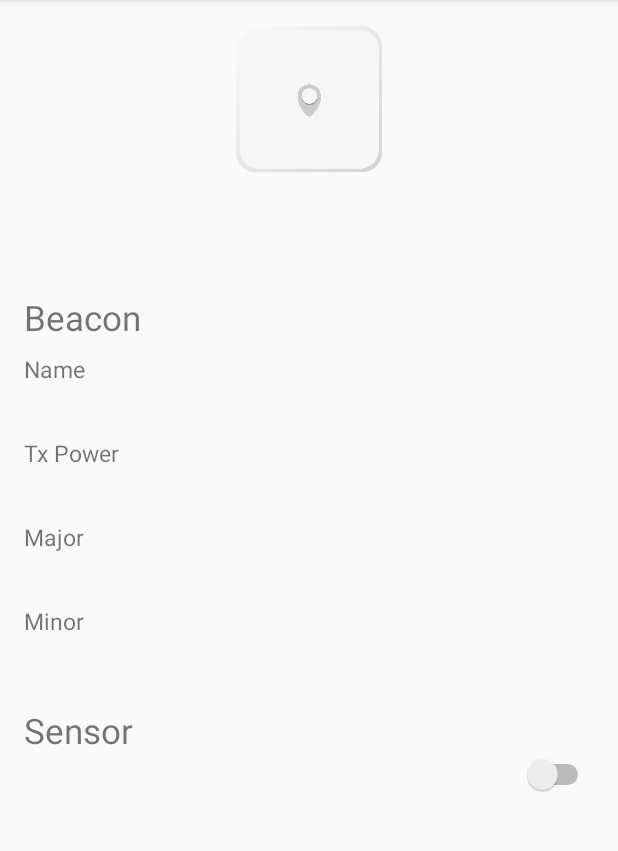
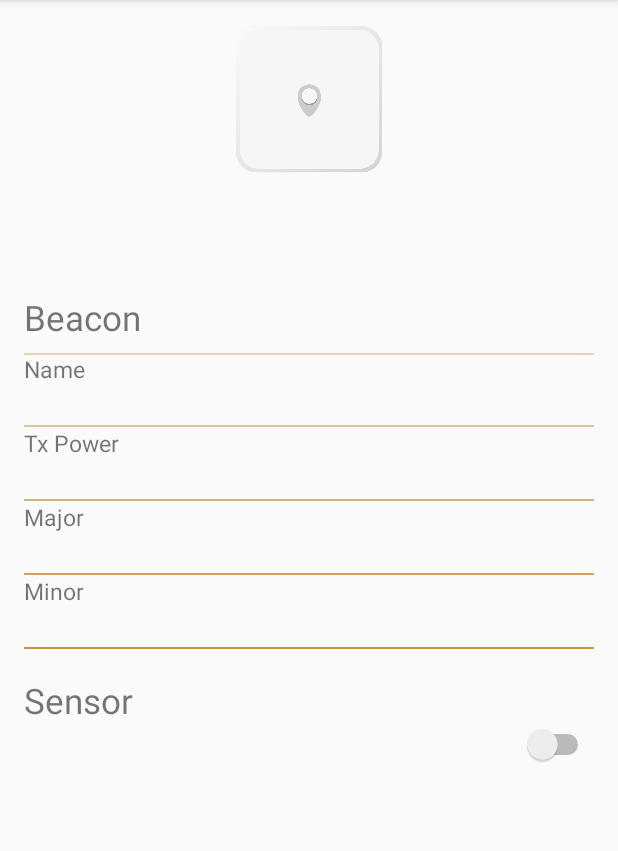
Before and after one commit to seongjo03/nemus-hi-intern, an Android app: the BeaconController screen opened directly, with no data from a screen before it, on a phone screen of 412 x 824 dp, the part 84-935 px from its top. Run offline under Robolectric (Android 15) with nearby library versions, the phone set to English and light mode, and no system bars; 1 statement that could not run was skipped.

Commit message:
Update editor activity with screen capture

```diff
--- a/BluetoothReceiver/app/src/main/java/com/example/nemus/bluetoothreceiver/BeaconController.java
+++ b/BluetoothReceiver/app/src/main/java/com/example/nemus/bluetoothreceiver/BeaconController.java
@@ -3,6 +3,7 @@ package com.example.nemus.bluetoothreceiver;
 import android.app.Dialog;
 import android.content.DialogInterface;
 import android.content.Intent;
+import android.graphics.Color;
 import android.os.Bundle;
 import android.support.v7.app.AlertDialog;
 import android.support.v7.app.AppCompatActivity;
@@ -27,11 +28,22 @@ public class BeaconController extends AppCompatActivity {
 			data4 = "DEVICE_MAJOR",
 			data5 = "DEVICE_MINOR",
 			data6 = "SENSOR";
+	String mDeviceName,
+		mDeviceAddress,
+		mDeviceTxPower,
+		mDeviceMajor,
+		mDeviceMinor,
+		mSensor;
+
 	TextView t1, t2, t3, t4, t5, t6;
 	Switch s1;
 	RelativeLayout rl1, rl2, rl3, rl4;
 
 	int IS_CHANGED = 0;
+	int NAME_CHANGED = 0;
+	int TXPOWER_CHANGED = 0;
+	int MAJOR_CHANGED = 0;
+	int MINOR_CHANGED = 0;
 
 
 	public void onCreate(Bundle savedInstanceState){
@@ -43,12 +55,12 @@ public class BeaconController extends AppCompatActivity {
 		getSupportActionBar().setDisplayHomeAsUpEnabled(true);
 
 		final Intent intent = getIntent();
-		String mDeviceName = intent.getStringExtra(data1);
-		String mDeviceAddress = intent.getStringExtra(data2);
-		String mDeviceTxPower = intent.getStringExtra(data3);
-		String mDeviceMajor = intent.getStringExtra(data4);
-		String mDeviceMinor = intent.getStringExtra(data5);
-		String mSensor = intent.getStringExtra(data6);
+		mDeviceName = intent.getStringExtra(data1);
+		mDeviceAddress = intent.getStringExtra(data2);
+		mDeviceTxPower = intent.getStringExtra(data3);
+		mDeviceMajor = intent.getStringExtra(data4);
+		mDeviceMinor = intent.getStringExtra(data5);
+		mSensor = intent.getStringExtra(data6);
 
 		//Log.d("data1", data1 + " " + mDeviceName);
 		//Log.d("data2", data2 + " " + mDeviceAddress);
@@ -135,20 +147,52 @@ public class BeaconController extends AppCompatActivity {
 			}
 
 			public void onClick(DialogInterface dialog, int which){
-
 				String value = this.value.getText().toString();
-				//Log.d("info", index + " " + value);
+				if(!value.equals("") && !this.value.getHint().equals(value)){
 
 					if(index == 0){
 						t3.setText(value);
+						if(t3.getText().equals(mDeviceName)){
+							t3.setTextColor(Color.parseColor("#aaaaaa"));
+							NAME_CHANGED = 0;
+						}
+						else {
+							t3.setTextColor(Color.parseColor("#3a8abe"));
+							NAME_CHANGED = 1;
+						}
 					}else if(index == 1){
 						t4.setText(value);
+						if(t4.getText().equals(mDeviceTxPower)){
+							t4.setTextColor(Color.parseColor("#aaaaaa"));
+							TXPOWER_CHANGED = 0;
+						}
+						else {
+							t4.setTextColor(Color.parseColor("#3a8abe"));
+							TXPOWER_CHANGED = 1;
+						}
 					}else if(index == 2){
 						t5.setText(value);
+						if(t5.getText().equals(mDeviceMajor)){
+							t5.setTextColor(Color.parseColor("#aaaaaa"));
+							MAJOR_CHANGED = 0;
+						}
+						else {
+							t5.setTextColor(Color.parseColor("#3a8abe"));
+							MAJOR_CHANGED = 1;
+						}
 					}else{
 						t6.setText(value);
+						if(t6.getText().equals(mDeviceMinor)){
+							t6.setTextColor(Color.parseColor("#aaaaaa"));
+							MINOR_CHANGED = 0;
 						}
-				IS_CHANGED = 1;
+						else {
+							t6.setTextColor(Color.parseColor("#3a8abe"));
+							MINOR_CHANGED = 1;
+						}
+					}
+					IS_CHANGED = NAME_CHANGED + TXPOWER_CHANGED + MAJOR_CHANGED + MINOR_CHANGED;
+				}
 			}
 		};
 	};
--- a/BluetoothReceiver/app/src/main/res/layout/beaconcontroller.xml
+++ b/BluetoothReceiver/app/src/main/res/layout/beaconcontroller.xml
@@ -72,10 +72,9 @@
 			android:layout_width="match_parent"
 			android:layout_height="wrap_content"
 			android:id="@+id/namespace"
-			android:layout_below="@+id/textView13"
-			android:layout_marginTop="8dp"
-			android:layout_alignParentStart="true"
-			android:clickable="true">
+			android:clickable="true"
+			android:layout_alignTop="@+id/textView23"
+			android:layout_alignParentStart="true">
 
 			<TextView
 				android:layout_width="wrap_content"
@@ -101,10 +100,9 @@
 			android:layout_width="match_parent"
 			android:layout_height="wrap_content"
 			android:id="@+id/txpowerspace"
-			android:layout_below="@+id/namespace"
-			android:layout_centerHorizontal="true"
-			android:layout_marginTop="8dp"
-			android:clickable="true">
+			android:clickable="true"
+			android:layout_below="@+id/textView17"
+			android:layout_alignParentStart="true">
 
 			<TextView
 				android:layout_width="wrap_content"
@@ -129,10 +127,9 @@
 			android:layout_width="match_parent"
 			android:layout_height="wrap_content"
 			android:id="@+id/majorspace"
-			android:layout_below="@+id/txpowerspace"
-			android:layout_marginTop="8dp"
-			android:layout_centerHorizontal="true"
-			android:clickable="true">
+			android:clickable="true"
+			android:layout_below="@+id/textView19"
+			android:layout_alignParentStart="true">
 
 			<TextView
 				android:layout_width="wrap_content"
@@ -157,10 +154,9 @@
 			android:layout_width="match_parent"
 			android:layout_height="wrap_content"
 			android:id="@+id/minorspace"
-			android:layout_below="@+id/majorspace"
-			android:layout_marginTop="8dp"
-			android:layout_centerHorizontal="true"
-			android:clickable="true">
+			android:clickable="true"
+			android:layout_below="@+id/textView21"
+			android:layout_alignParentStart="true">
 
 			<TextView
 				android:layout_width="wrap_content"
@@ -199,6 +195,49 @@
 			android:layout_alignParentEnd="true"
 			android:checked="false"/>
 
+		<TextView
+			android:layout_width="match_parent"
+			android:layout_height="1dp"
+			android:id="@+id/textView17"
+			android:layout_below="@+id/namespace"
+			android:layout_centerHorizontal="true"
+			android:layout_alignParentStart="true"
+			android:background="#87c79540"
+			android:allowUndo="false"/>
+
+		<TextView
+			android:layout_width="match_parent"
+			android:layout_height="1dp"
+			android:id="@+id/textView19"
+			android:background="#afc79540"
+			android:layout_below="@+id/txpowerspace"
+			android:layout_centerHorizontal="true"/>
+
+		<TextView
+			android:layout_width="match_parent"
+			android:layout_height="1dp"
+			android:id="@+id/textView21"
+			android:background="#d7c79540"
+			android:layout_below="@+id/majorspace"
+			android:layout_centerHorizontal="true"/>
+
+		<TextView
+			android:layout_width="match_parent"
+			android:layout_height="1dp"
+			android:id="@+id/textView22"
+			android:background="#c79540"
+			android:layout_below="@+id/minorspace"
+			android:layout_centerHorizontal="true"/>
+
+		<TextView
+			android:layout_width="match_parent"
+			android:layout_height="1dp"
+			android:id="@+id/textView23"
+			android:background="#5fc79540"
+			android:layout_marginTop="8dp"
+			android:layout_below="@+id/textView13"
+			android:layout_alignParentStart="true"/>
+
 
 	</RelativeLayout>
 
--- a/BluetoothReceiver/app/src/main/res/layout/editordialog.xml
+++ b/BluetoothReceiver/app/src/main/res/layout/editordialog.xml
@@ -15,6 +15,7 @@
 		android:singleLine="true"
 		android:id="@+id/editText"
 		android:gravity="right"
+		android:textColorHint="#cccccc"
 		android:layout_alignParentRight="true"
 		android:layout_alignParentTop="true"/>
 
```
Also changed, not shown: 6 other files. Lines whose indentation alone changed are shown as unchanged.
